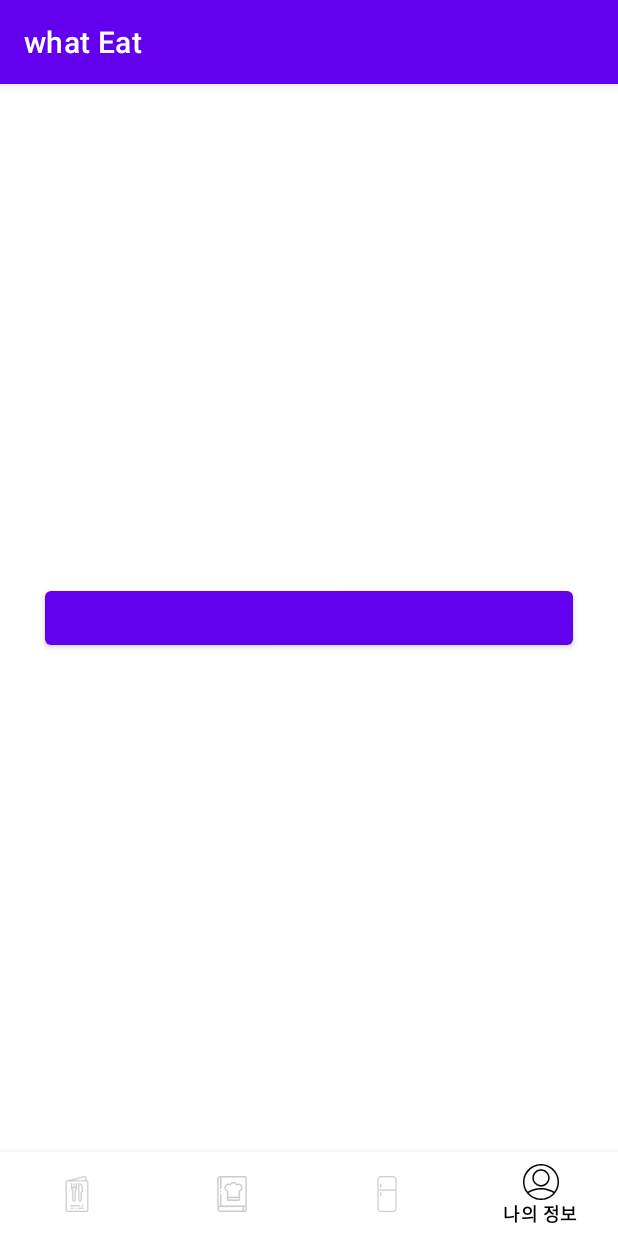
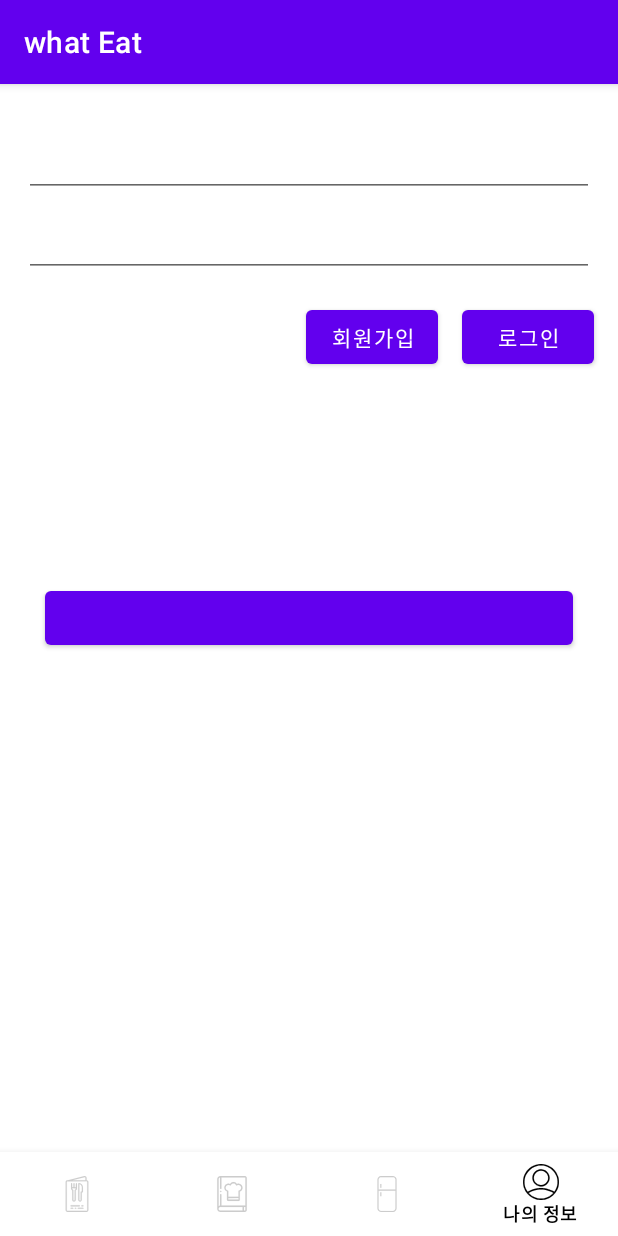
Before and after one commit to hajg0077/whatEat, an Android app: the screen it shows after launch (MainActivity), item 4 of the bottom bar chosen, on a phone screen of 412 x 824 dp. Run offline under Robolectric (Android 15) with nearby library versions, the phone set to English and light mode, and no system bars; our stand-ins replace Firebase (no records; nobody signed in at launch, a user with empty details on screens opened directly); libraries missing offline, so code that uses them is left out: com.facebook, com.facebook.login; plain views replace LoginButton; 4 statements that could not run were skipped.

Commit message:
12-14) 테스트용 로컬아이디 비밀번호를 사용한 로그인과 회원가입을 구현하였지만 프래그먼트상에서 작동이 안된다 해결요망

```diff
--- a/app/build.gradle
+++ b/app/build.gradle
@@ -52,8 +52,8 @@ dependencies {
     androidTestImplementation 'androidx.test.espresso:espresso-core:3.4.0'
 
     //바텀 네비게이션 뷰
-    implementation 'androidx.navigation:navigation-fragment:2.3.2'
-    implementation 'androidx.navigation:navigation-ui:2.3.2'
+    implementation 'androidx.navigation:navigation-fragment:2.3.5'
+    implementation 'androidx.navigation:navigation-ui:2.3.5'
 
     //이미지
     implementation 'com.github.bumptech.glide:glide:4.12.0'
--- a/app/src/main/java/com/example/whateat/MainActivity.kt
+++ b/app/src/main/java/com/example/whateat/MainActivity.kt
@@ -10,15 +10,17 @@ import com.example.whateat.mainmenu.MainMenuFragment
 import com.example.whateat.refrigerator.RefrigeratorFragment
 import com.example.whateat.user.UserFragment
 import com.google.android.material.bottomnavigation.BottomNavigationView
+import com.google.firebase.auth.FirebaseAuth
 import com.google.firebase.auth.ktx.auth
 import com.google.firebase.ktx.Firebase
 
 class MainActivity : AppCompatActivity() {
+
+    private var auth: FirebaseAuth = FirebaseAuth.getInstance()
+
     override fun onCreate(savedInstanceState: Bundle?) {
         super.onCreate(savedInstanceState)
         setContentView(R.layout.activity_main)
-
-
 
 
         val cookBookFragment = CookBookFragment()
--- a/app/src/main/java/com/example/whateat/user/UserFragment.kt
+++ b/app/src/main/java/com/example/whateat/user/UserFragment.kt
@@ -1,5 +1,6 @@
 package com.example.whateat.user
 
+import android.content.Context
 import android.content.Intent
 import android.os.Bundle
 import android.os.PersistableBundle
@@ -8,8 +9,10 @@ import android.view.LayoutInflater
 import android.view.View
 import android.view.ViewGroup
 import android.widget.Button
+import android.widget.EditText
 import android.widget.Toast
 import androidx.appcompat.app.AppCompatActivity
+import androidx.core.widget.addTextChangedListener
 import androidx.fragment.app.Fragment
 import com.example.whateat.R
 import com.facebook.CallbackManager
@@ -28,6 +31,31 @@ class UserFragment: Fragment(R.layout.fragment_user) {
     private lateinit var auth: FirebaseAuth
     private lateinit var callbackManager: CallbackManager
     private lateinit var facebookLoginButton: LoginButton
+    private lateinit var contexts: Context
+    private lateinit var emailEditText: EditText
+    private lateinit var passwordEditText: EditText
+    private lateinit var loginButton: Button
+    private lateinit var signUpButton: Button
+
+    override fun onCreateView(
+        inflater: LayoutInflater,
+        container: ViewGroup?,
+        savedInstanceState: Bundle?
+    ): View? {
+        val view = inflater.inflate(R.layout.fragment_user, container, false)
+        if (container != null) {
+            contexts = container.getContext()
+        }
+        facebookLoginButton = view.findViewById(R.id.facebookLoginButton)
+        emailEditText = view.findViewById(R.id.emailEditText)
+        passwordEditText = view.findViewById(R.id.passwordEditText)
+        loginButton = view.findViewById(R.id.loginButton)
+        signUpButton = view.findViewById(R.id.signUpButton)
+
+
+
+        return super.onCreateView(inflater, container, savedInstanceState)
+    }
 
     override fun onViewCreated(view: View, savedInstanceState: Bundle?) {
         super.onViewCreated(view, savedInstanceState)
@@ -36,7 +64,75 @@ class UserFragment: Fragment(R.layout.fragment_user) {
         auth = Firebase.auth
         callbackManager = CallbackManager.Factory.create()
 
+        initLoginButton()
+        initSignUpButton()
+        initEmailAndPasswordEditText()
         initFacebookLoginButton()
+    }
+
+    private fun initEmailAndPasswordEditText() {
+        val emailText = emailEditText
+        val passwordText = passwordEditText
+
+        emailText.addTextChangedListener {
+            val enable = emailEditText.text.isNotEmpty() && passwordText.text.isNotEmpty()
+            signUpButton.isEnabled = enable
+            loginButton.isEnabled = enable
+        }
+
+        passwordText.addTextChangedListener {
+            val enable = emailEditText.text.isNotEmpty() && passwordText.text.isNotEmpty()
+            signUpButton.isEnabled = enable
+            loginButton.isEnabled = enable
+        }
+    }
+
+    private fun initSignUpButton() {
+        val signUp = signUpButton
+        signUp.setOnClickListener {
+            val email = getInputEmail()
+            val password = getInputPassword()
+
+            auth.createUserWithEmailAndPassword(email, password)
+                .addOnCompleteListener { task ->
+                    if(task.isSuccessful){
+                        Toast.makeText(context,"회원가입에 성공했습니다.",Toast.LENGTH_SHORT).show()
+                    } else {
+                        Toast.makeText(context,"회원가입에 실패했습니다.",Toast.LENGTH_SHORT).show()
+
+                    }
+                }
+
+        }
+    }
+
+    private fun initLoginButton() {
+        val login = loginButton
+        login.setOnClickListener {
+            val email = getInputEmail()
+            val password = getInputPassword()
+
+            auth.signInWithEmailAndPassword(email, password)
+                .addOnCompleteListener { task ->
+                    if(task.isSuccessful){
+                        activity?.supportFragmentManager        //액티비티에 finish
+                            ?.beginTransaction()
+                            ?.commit()
+                    } else {
+                        Toast.makeText(context,"이메일 또는 비밀번호를 확인해주세요.",Toast.LENGTH_SHORT).show()
+                    }
+
+                }
+
+        }
+    }
+
+    private fun getInputEmail(): String{
+        return emailEditText.text.toString()
+    }
+
+    private fun getInputPassword(): String{
+        return passwordEditText.text.toString()
     }
 
 
@@ -45,17 +141,7 @@ class UserFragment: Fragment(R.layout.fragment_user) {
         callbackManager.onActivityResult(requestCode, resultCode, data)
     }
 
-    override fun onCreateView(
-        inflater: LayoutInflater,
-        container: ViewGroup?,
-        savedInstanceState: Bundle?
-    ): View? {
-        val view = inflater.inflate(R.layout.fragment_user, container, false)
-        facebookLoginButton = view.findViewById(R.id.facebookLoginButton)
 
-
-        return super.onCreateView(inflater, container, savedInstanceState)
-    }
 
 
     private fun initFacebookLoginButton(){
@@ -67,9 +153,13 @@ class UserFragment: Fragment(R.layout.fragment_user) {
                 auth.signInWithCredential(credential)
                     .addOnCompleteListener { task->
                             if (task.isSuccessful){
+                                activity?.supportFragmentManager
+                                    ?.beginTransaction()
+                                    ?.commit()
+                                Toast.makeText(context,"페이스북 로그인에 성공하셨습니다.",Toast.LENGTH_SHORT).show()
 
                             } else {
-
+                                Toast.makeText(context,"페이스북 로그인에 실패하셨습니다.",Toast.LENGTH_SHORT).show()
                             }
                     }
             }
@@ -79,7 +169,7 @@ class UserFragment: Fragment(R.layout.fragment_user) {
             }
 
             override fun onError(error: FacebookException?) {
-
+                Toast.makeText(context,"페이스북 로그인에 실패하셨습니다.",Toast.LENGTH_SHORT).show()
             }
 
         })
--- a/app/src/main/res/layout/fragment_user.xml
+++ b/app/src/main/res/layout/fragment_user.xml
@@ -1,19 +1,62 @@
 <?xml version="1.0" encoding="utf-8"?>
 <androidx.constraintlayout.widget.ConstraintLayout xmlns:android="http://schemas.android.com/apk/res/android"
+    xmlns:app="http://schemas.android.com/apk/res-auto"
+    xmlns:tools="http://schemas.android.com/tools"
     android:layout_width="match_parent"
-    android:layout_height="match_parent"
-    xmlns:app="http://schemas.android.com/apk/res-auto">
+    android:layout_height="match_parent">
+
+
+    <EditText
+        android:id="@+id/emailEditText"
+        android:layout_width="0dp"
+        android:layout_height="wrap_content"
+        android:layout_marginStart="16dp"
+        android:layout_marginTop="30dp"
+        android:layout_marginEnd="16dp"
+        app:layout_constraintEnd_toEndOf="parent"
+        app:layout_constraintStart_toStartOf="parent"
+        app:layout_constraintTop_toTopOf="parent" />
+
+    <EditText
+        android:id="@+id/passwordEditText"
+        android:layout_width="0dp"
+        android:layout_height="wrap_content"
+        android:layout_marginStart="16dp"
+        android:layout_marginTop="8dp"
+        android:layout_marginEnd="16dp"
+        app:layout_constraintEnd_toEndOf="parent"
+        app:layout_constraintStart_toStartOf="parent"
+        app:layout_constraintTop_toBottomOf="@+id/emailEditText" />
+
+    <Button
+        android:id="@+id/loginButton"
+        android:layout_width="wrap_content"
+        android:layout_height="wrap_content"
+        android:layout_marginTop="16dp"
+        android:text="@string/login"
+        app:layout_constraintEnd_toEndOf="@id/emailEditText"
+        app:layout_constraintTop_toBottomOf="@id/passwordEditText" />
+
+    <Button
+        android:id="@+id/signUpButton"
+        android:layout_width="wrap_content"
+        android:layout_height="wrap_content"
+        android:layout_marginEnd="16dp"
+        android:text="회원가입"
+        app:layout_constraintBottom_toBottomOf="@+id/loginButton"
+        app:layout_constraintEnd_toStartOf="@id/loginButton"
+        tools:ignore="HardcodedText" />
+
 
     <com.facebook.login.widget.LoginButton
         android:id="@+id/facebookLoginButton"
         android:layout_width="0dp"
         android:layout_height="wrap_content"
-        app:layout_constraintTop_toTopOf="parent"
+        android:layout_margin="30dp"
+        app:layout_constraintBottom_toBottomOf="parent"
         app:layout_constraintEnd_toEndOf="parent"
-        app:layout_constraintBottom_toBottomOf="parent"
         app:layout_constraintStart_toStartOf="parent"
-        android:layout_margin="30dp"/>
-
+        app:layout_constraintTop_toTopOf="parent" />
 
 
 </androidx.constraintlayout.widget.ConstraintLayout>
--- a/app/src/main/res/values/strings.xml
+++ b/app/src/main/res/values/strings.xml
@@ -7,5 +7,6 @@
     <string name="title">오늘 뭐 먹지?</string>
     <string name="facebook_app_id">629126808225097</string>
     <string name="fb_login_protocol_scheme">fb629126808225097</string>
+    <string name="login">로그인</string>
 
 </resources>
```
